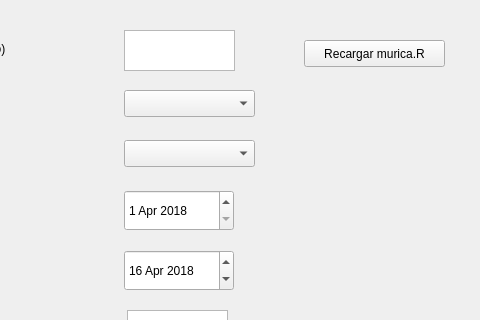
This is SIMPLE_GUI.ui in icomann/QuantumISW as Qt 5 draws it before an edit; both pictures show x 106 to 586 and y 0 to 320 of the 586 by 600 pixel window. The edited form follows.
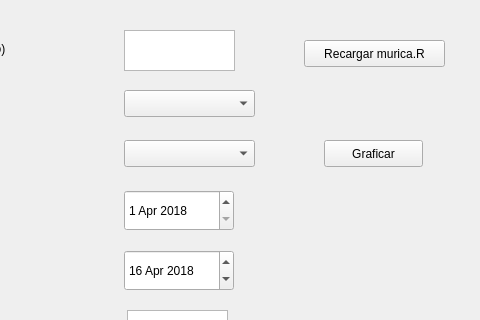
This is the edited form. Icons and pictures are not drawn.

Diff of the .ui file:
```diff
--- a/SIMPLE_GUI.ui
+++ b/SIMPLE_GUI.ui
@@ -277,6 +277,29 @@
      <string>Recargar murica.R</string>
     </property>
    </widget>
+   <widget class="QPushButton" name="plot_button">
+    <property name="geometry">
+     <rect>
+      <x>430</x>
+      <y>140</y>
+      <width>99</width>
+      <height>27</height>
+     </rect>
+    </property>
+    <property name="text">
+     <string>Graficar</string>
+    </property>
+   </widget>
+   <widget class="QWidget" name="widget_plot" native="true">
+    <property name="geometry">
+     <rect>
+      <x>370</x>
+      <y>190</y>
+      <width>191</width>
+      <height>181</height>
+     </rect>
+    </property>
+   </widget>
   </widget>
   <widget class="QMenuBar" name="menubar">
    <property name="geometry">
```
Left out of the diff: 6 changed lines with no effect on the pictures.
